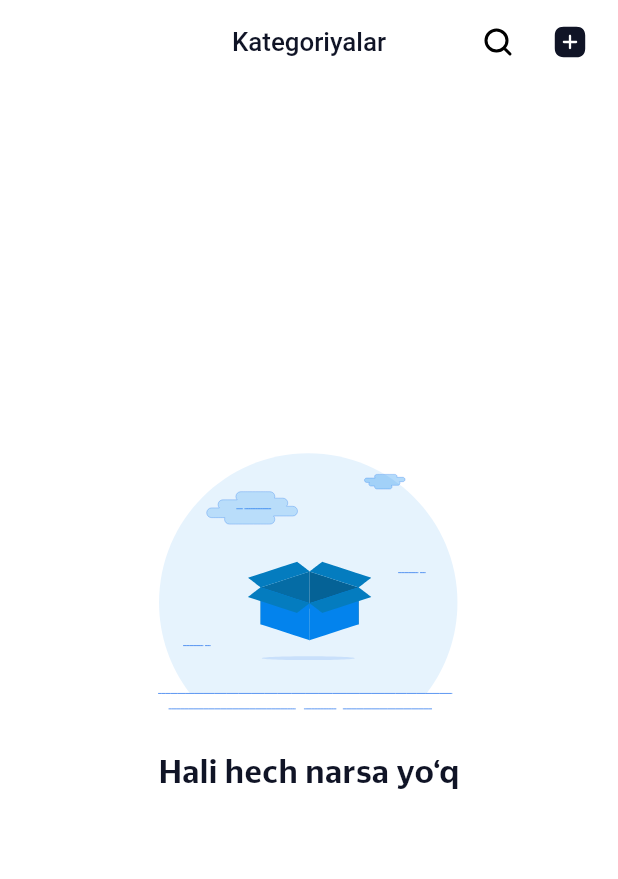
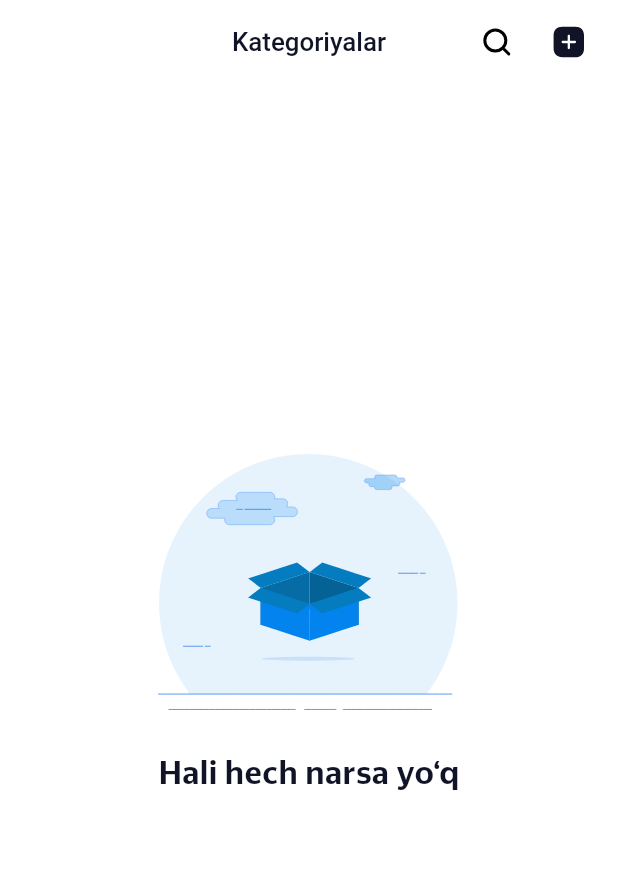
Before and after one commit to IbrohimToxtasinov/bek_shop_crm_admin, a Flutter app: the screen it shows after launch, on a phone screen of 412 x 824 dp. Shown: the top 879 px of the screen. Run offline on Flutter 3.47's test engine with Material 3 defaults, Android fonts, the light colour scheme and no system bars; our stand-ins replace bloc, cached_network_image, cloud_firestore, dio, easy_localization, equatable and 14 more; missing offline and left inert: app_settings, map_launcher; accounts and stored records are empty; project files that could hold a hidden picture were left out.

Commit message:
added some changes

```diff
--- a/lib/screens/widgets/app_bar/custom_appbar.dart
+++ b/lib/screens/widgets/app_bar/custom_appbar.dart
@@ -27,9 +27,7 @@
         fontWeight: FontWeight.w500,
         fontSize: 20.sp,
       ),
-      actions: [
-        if (showTrailing) Padding(padding: const EdgeInsets.only(right: 8.0), child: trailing),
-      ],
+      actions: [if (showTrailing) Padding(padding: EdgeInsets.only(right: 8.0.w), child: trailing)],
       centerTitle: centerTitle,
     );
   }
@@ -38,5 +36,5 @@
   Widget get child => throw UnimplementedError();
 
   @override
-  Size get preferredSize => const Size(double.infinity, 56);
+  Size get preferredSize => Size(double.infinity.w, 56.h);
 }
```
